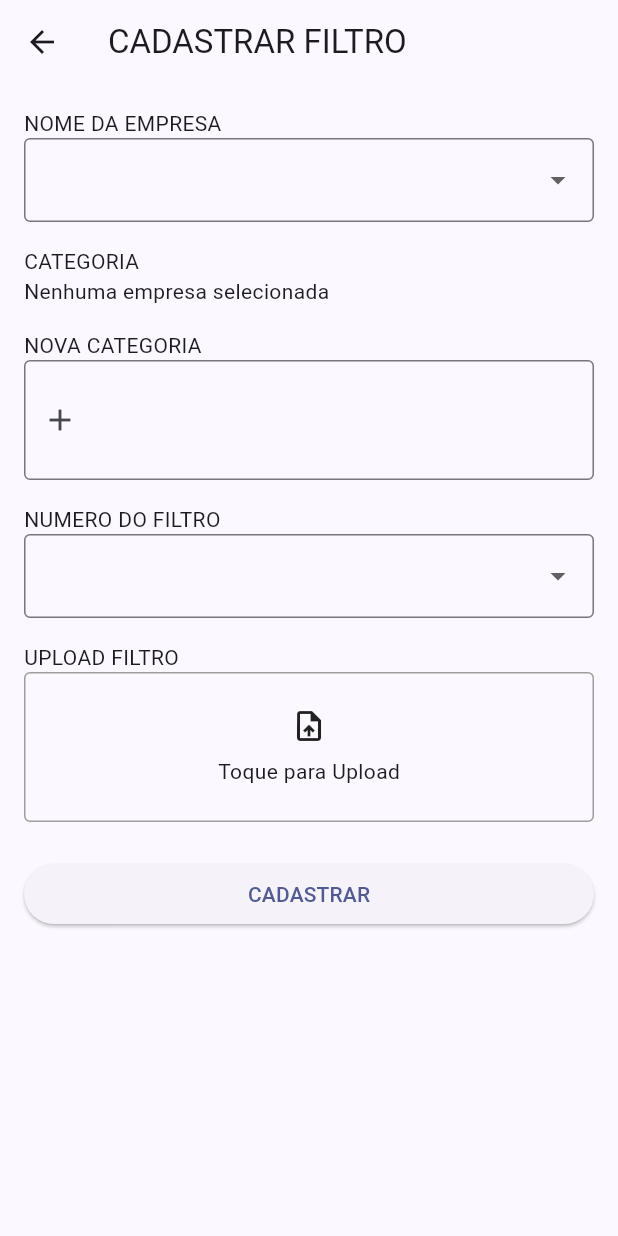
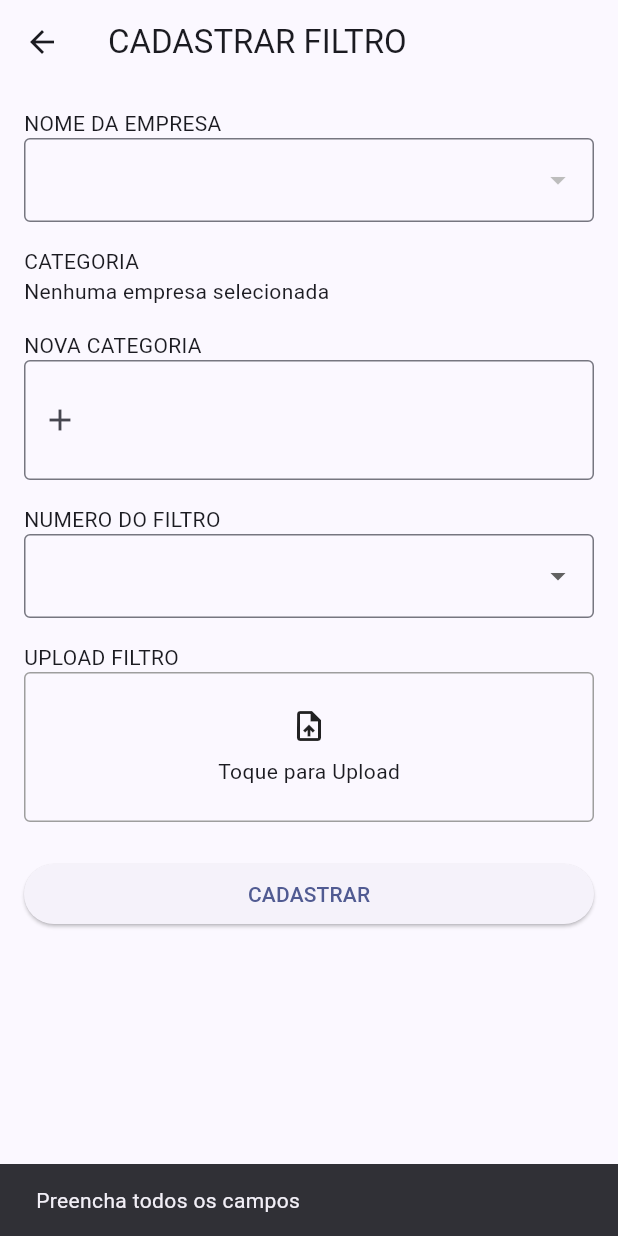
Before and after one commit to henriquedomarketing/filtros-personalizados, a Flutter app: the AdminFilterScreen screen opened by its route, after a tap on "CADASTRAR", on a phone screen of 412 x 824 dp. Run offline on Flutter 3.47's test engine with Material 3 defaults, Android fonts, the phone set to English and light mode, and no system bars; our stand-ins replace camera, cloud_firestore, firebase_auth, firebase_core, firebase_storage, image_picker and 1 more; missing offline and left inert: open_file_manager; accounts and stored records are empty.

Commit message:
feat: cadastrar filtro

```diff
--- a/lib/models/company_model.dart
+++ b/lib/models/company_model.dart
@@ -9,6 +9,7 @@
 
   bool admin;
   User? user;
+  String? uid;
 
   CompanyModel({
     required this.name,
@@ -17,6 +18,7 @@
     this.password,
     this.user,
     this.admin = false,
+    this.uid,
   });
 
   factory CompanyModel.fromJson(Map<String, dynamic> json) {
@@ -25,6 +27,7 @@
       login: json.containsKey('login') ? json['login'] : null,
       password: json.containsKey('password') ? json['password'] : null,
       admin: json.containsKey('admin') ? json['admin'] : false,
+      uid: json.containsKey('uid') ? json['uid'] : null,
       filters: (json['filters'] as List)
           .map((filterJson) => FilterModel.fromJson(filterJson))
           .toList(),
@@ -38,7 +41,7 @@
       'password': password ?? "",
       'filters': filters.map((filter) => filter.toJson()).toList(),
       'admin': admin,
+      'uid': uid,
     };
   }
-
 }
--- a/lib/providers/admin_provider.dart
+++ b/lib/providers/admin_provider.dart
@@ -1,6 +1,10 @@
+import 'dart:convert';
+
 import 'package:flutter/foundation.dart';
 import '../models/company_model.dart';
 import '../services/company_service.dart';
+
+final JsonEncoder encoder = JsonEncoder.withIndent('  ');
 
 class AdminProvider extends ChangeNotifier {
   List<CompanyModel> _companies = [];
@@ -18,9 +22,13 @@
 
     try {
       final companies = await CompanyService.fetchCompanies();
+      print("[ADMIN PROVIDER] fecthedCompanies:");
+      print(encoder.convert(companies));
       _companies = companies;
       _error = null;
-    } catch (e) {
+    } catch (e, stackTrace) {
+      print(e);
+      print(stackTrace);
       _companies.clear();
       _error = e.toString();
     } finally {
@@ -28,4 +36,21 @@
       notifyListeners();
     }
   }
+
+  Future<String?> registerFilter(String name, String filePath, CompanyModel company) async {
+    _isLoading = true;
+    _error = null;
+    notifyListeners();
+    try {
+      await CompanyService.createFilterForCompany(name, filePath, company);
+      return null;
+    } catch (e, stackTrace) {
+      print(e);
+      print(stackTrace);
+      return e.toString();
+    } finally {
+      _isLoading = false;
+      notifyListeners();
+    }
+  }
 }
--- a/lib/screens/admin_filters.dart
+++ b/lib/screens/admin_filters.dart
@@ -25,6 +25,47 @@
     super.initState();
     // Call fetchCompanies when the widget is first initialized
     Provider.of<AdminProvider>(context, listen: false).fetchCompanies();
+  }
+
+  void onCadastrar() async {
+    if (!mounted) return;
+    if (selectedCompany == null ||
+        (selectedCategory == null && _newCategoryController.text == "") ||
+        selectedImage == null) {
+      ScaffoldMessenger.of(context).showSnackBar(
+        const SnackBar(
+          content: Text('Preencha todos os campos'),
+        ),
+      );
+      return;
+    }
+    try {
+      final categoryName = selectedCategory != null
+          ? selectedCategory?.name
+          : _newCategoryController.text;
+      final error = await Provider.of<AdminProvider>(context, listen: false)
+          .registerFilter(categoryName!, selectedImage!, selectedCompany!);
+      if (error != null) {
+        ScaffoldMessenger.of(context).showSnackBar(
+          SnackBar(
+            content: Text('Erro ao cadastrar filtro'),
+          ),
+        );
+      } else {
+        ScaffoldMessenger.of(context).showSnackBar(
+          const SnackBar(
+            content: Text('Filtro cadastrado com sucesso'),
+          ),
+        );
+      }
+    } catch (e) {
+      ScaffoldMessenger.of(context).showSnackBar(
+        SnackBar(
+          content: Text("Erro desconhecido: ${e.toString()}"),
+        ),
+      );
+      Navigator.pop(context);
+    }
   }
 
   Widget buildCompanySelect(BuildContext context, AdminProvider adminProvider) {
@@ -80,7 +121,8 @@
     );
   }
 
-  Widget buildFilterImageSelector(BuildContext context, AdminProvider adminProvider) {
+  Widget buildFilterImageSelector(
+      BuildContext context, AdminProvider adminProvider) {
     if (!adminProvider.isLoading && selectedImage != null) {
       return GestureDetector(
         onTap: () {
@@ -89,12 +131,19 @@
           });
         },
         child: Container(
-          height: 100,
           decoration: BoxDecoration(
             border: Border.all(color: Colors.grey),
             borderRadius: BorderRadius.circular(4.0),
           ),
-          child: Image.file(File(selectedImage!)),
+          child: Column(
+            children: [
+              SizedBox(
+                height: 100,
+                child: Image.file(File(selectedImage!), fit: BoxFit.contain),
+              ),
+              Text("Toque para remover")
+            ],
+          ),
         ),
       );
     }
@@ -132,8 +181,7 @@
     if (!mounted) return;
     final adminProvider = Provider.of<AdminProvider>(context, listen: false);
     final CompanyModel? company = value != null
-        ? adminProvider.companies
-        .firstWhere((company) => company.name == value)
+        ? adminProvider.companies.firstWhere((company) => company.name == value)
         : null;
     setState(() {
       selectedCompany = company;
@@ -143,8 +191,7 @@
 
   void onSelectCategoryName(String? value) {
     final FilterModel? category = value != null
-        ? selectedCompany?.filters
-        .firstWhere((filter) => filter.name == value)
+        ? selectedCompany?.filters.firstWhere((filter) => filter.name == value)
         : null;
     setState(() {
       selectedCategory = category;
@@ -212,12 +259,12 @@
                 const Text('UPLOAD FILTRO'),
                 buildFilterImageSelector(context, adminProvider),
                 const SizedBox(height: 24.0),
-                ElevatedButton(
-                  onPressed: () {
-                    // TODO: Handle cadastrar button press
-                  },
-                  child: const Text('CADASTRAR'),
-                ),
+                adminProvider.isLoading
+                    ? const Center(child: CircularProgressIndicator())
+                    : ElevatedButton(
+                        onPressed: onCadastrar,
+                        child: const Text('CADASTRAR'),
+                      ),
               ],
             ),
           );
--- a/lib/services/company_service.dart
+++ b/lib/services/company_service.dart
@@ -8,7 +8,7 @@
 import 'package:firebase_auth/firebase_auth.dart';
 import 'package:firebase_storage/firebase_storage.dart';
 
-const BUCKET_NAME = "filters";
+const BUCKET_NAME = "filtros";
 final JsonEncoder encoder = JsonEncoder.withIndent('  ');
 
 class CompanyService {
@@ -73,22 +73,28 @@
       await storageRef.putFile(file);
       final bucketUrl = await storageRef.getDownloadURL();
 
-      IFilterFirestore filter = {'name': name, 'url': bucketUrl} as IFilterFirestore;
-      await usersDb.doc(company.user!.uid).update({'filters': FieldValue.arrayUnion([filter])});
-    } catch (e) {
+      final filter = {'name': name, 'url': bucketUrl} ;
+      await usersDb.doc(company.uid!).update({'filters': FieldValue.arrayUnion([filter])});
+    } catch (e, stackTrace) {
       print(e);
+      print(stackTrace);
     }
   }
 
   static Future<List<CompanyModel>> fetchCompanies() async {
-    await Future.delayed(Duration(seconds: 1));
-    return [
-      CompanyModel(name: "Empresa 1", filters: [
-        FilterModel(name: "ABC", url: ""),
-        FilterModel(name: "DEF", url: ""),
-      ]),
-      CompanyModel(name: "Empresa 2", filters: [])
-    ];
-    return await usersDb.where('admin', isEqualTo: false).get().then((s) => s.docs.map((s) => s.data() as CompanyModel).toList());
+    // await Future.delayed(Duration(seconds: 1));
+    // return [
+    //   CompanyModel(name: "Empresa 1", filters: [
+    //     FilterModel(name: "ABC", url: ""),
+    //     FilterModel(name: "DEF", url: ""),
+    //   ]),
+    //   CompanyModel(name: "Empresa 2", filters: [])
+    // ];
+    final usersRef = await usersDb.where('admin', isEqualTo: false).get();
+    final users = usersRef.docs;
+    return users.map((s) {
+      final data = s.data() as CompanyModel;
+      return CompanyModel.fromJson({...data.toJson(), 'uid': s.id});
+    }).toList();
   }
 }
```
